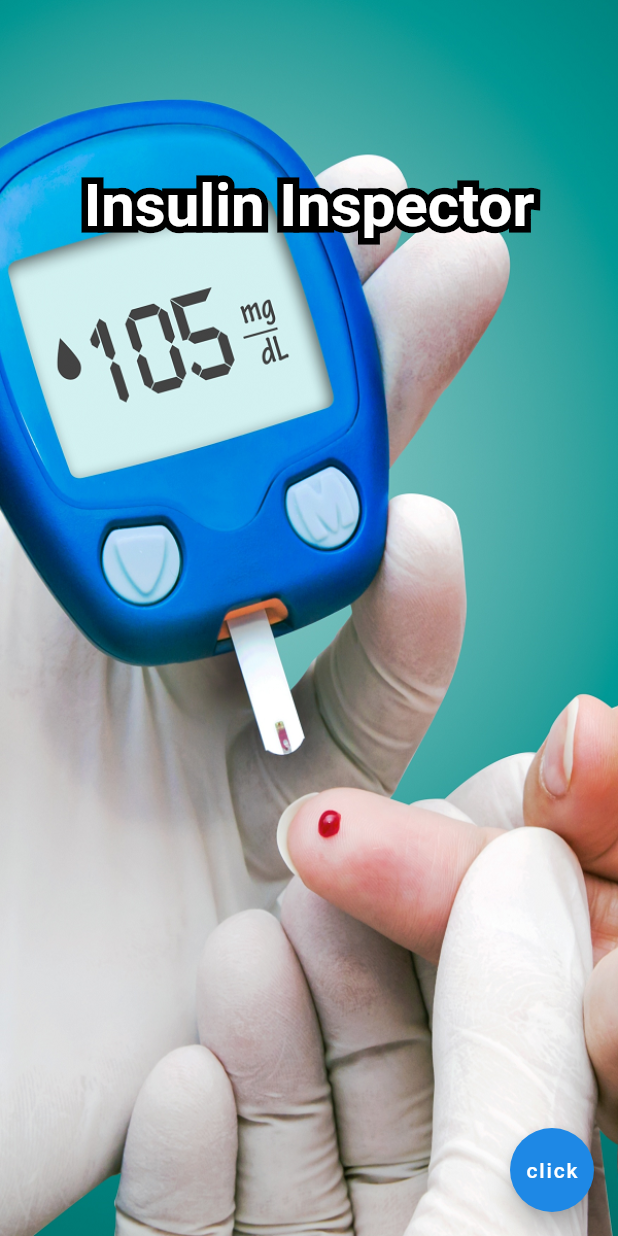
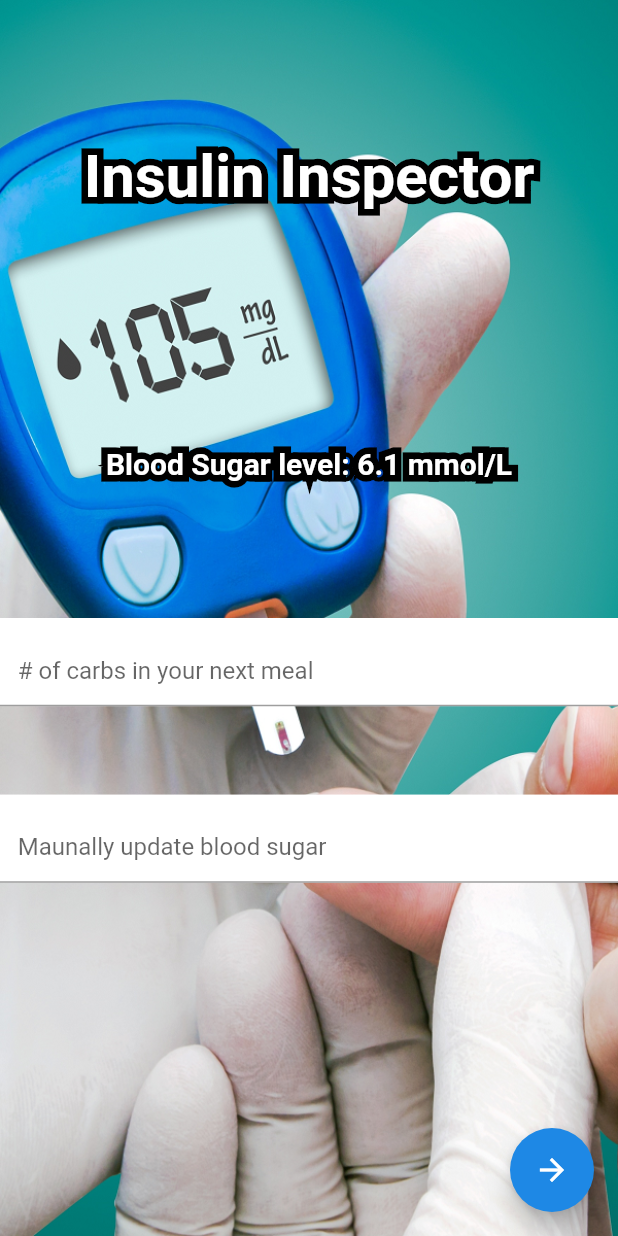
Before and after one commit to Greg-Wang/insulin-inspection, a Flutter app: the screen it shows after launch, on a phone screen of 412 x 824 dp. Run offline on Flutter 3.47's test engine with Material 2 defaults, Android fonts, the phone set to English and light mode, and no system bars.

Commit message:
Update main.dart

```diff
--- a/insulin_inspection/lib/main.dart
+++ b/insulin_inspection/lib/main.dart
@@ -22,7 +22,7 @@ class Home extends StatelessWidget {
         child: Column(
           children: <Widget>[
             Expanded(
-                flex: 3,
+                flex: 8,
                 child: Container(
                   child: Center(
                     child: Stack(
@@ -53,18 +53,94 @@ class Home extends StatelessWidget {
                 ),
             ),
             Expanded(
-              flex: 3,
+              flex: 5,
+              child: Container(
+                child: Container(
+                  child: Center(
+                    child: Stack(
+                      children: <Widget>[
+                        Text(
+                          'Blood Sugar level: 6.1 mmol/L',
+                          style: TextStyle(
+                            fontSize: 20,
+                            fontWeight: FontWeight.bold,
+                            foreground: Paint()
+                              ..style = PaintingStyle.stroke
+                              ..strokeWidth = 9
+                              ..color = Colors.black,
+                          ),
+                        ),
+                        Text(
+                          'Blood Sugar level: 6.1 mmol/L',
+                          style: TextStyle(
+                            fontSize: 20,
+                            fontWeight: FontWeight.bold,
+                            color: Colors.white,
+                          ),
+                        ),
+                      ],
+                    ),
+
+                  ),
+                ),
+              ),
+            ),
+            Expanded(
+              flex: 1,
               child: Container(
 
               ),
             ),
             Expanded(
-              flex: 3,
+              flex: 2,
+              child: Container(
+                  alignment: Alignment(1.0, 1.0) ,
+                  color: Colors.white,
+                  child: TextFormField(
+                        decoration: InputDecoration(
+                            fillColor: Colors.white,
+                            focusColor: Colors.white,
+                            border: UnderlineInputBorder(),
+                            hintText: '   # of carbs in your next meal'
+                        ),
+                    keyboardType: TextInputType.number,
+                    ),
+
+                  ),
+
+              ),
+
+            Expanded(
+              flex: 2,
               child: Container(
 
               ),
             ),
+            Expanded(
+              flex: 2,
+              child: Container(
+                child: Container(
+                  alignment: Alignment(1.0, 1.0) ,
+                  color: Colors.white,
+                  child: TextFormField(
+                    decoration: InputDecoration(
+                        fillColor: Colors.white,
+                        focusColor: Colors.white,
+                        border: UnderlineInputBorder(),
+                        hintText: '   Maunally update blood sugar'
+                    ),
+                    keyboardType: TextInputType.number,
+                  ),
 
+                ),
+              ),
+            ),
+            Expanded(
+              flex: 8,
+              child: Container(
+
+              ),
+            ),
           ],
         ),
       ),
@@ -73,7 +149,7 @@ class Home extends StatelessWidget {
 
 
       floatingActionButton: FloatingActionButton(
-        child: Text('click'),
+        child: Icon(Icons.arrow_forward),
         backgroundColor: Colors.blue[600],
         onPressed: () {},
       ),
```
